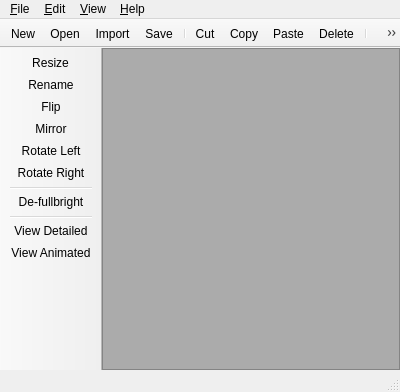
Above: assets/ui/main.ui from tunalad/qthon before the change. Below: the same form after it.
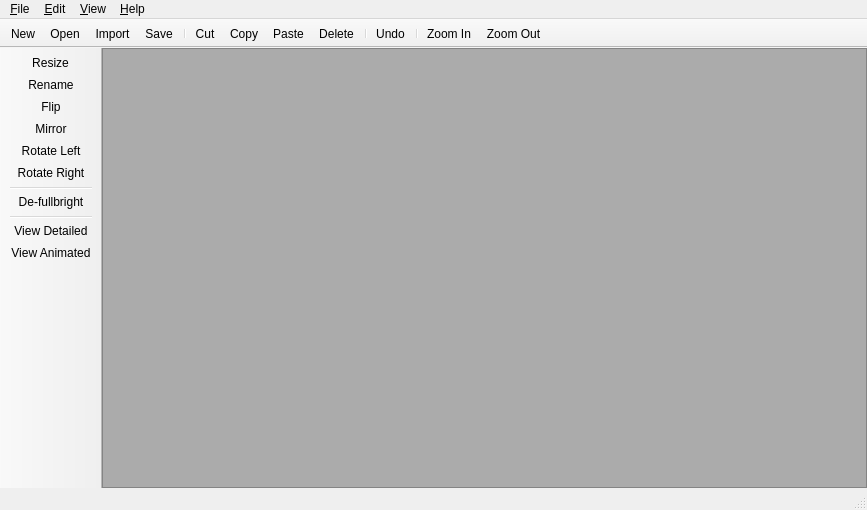
That is the form after the change. Icons and pictures are not drawn.

Commit message:
fixed windows path problems
at least I hope so xd

What changed in the file:
```diff
--- a/assets/ui/main.ui
+++ b/assets/ui/main.ui
@@ -6,8 +6,8 @@
    <rect>
     <x>0</x>
     <y>0</y>
-    <width>400</width>
-    <height>392</height>
+    <width>867</width>
+    <height>510</height>
    </rect>
   </property>
   <property name="minimumSize">
@@ -104,7 +104,7 @@
     <rect>
      <x>0</x>
      <y>0</y>
-     <width>400</width>
+     <width>867</width>
      <height>22</height>
     </rect>
    </property>
```
The commit also changes 7 other files.
